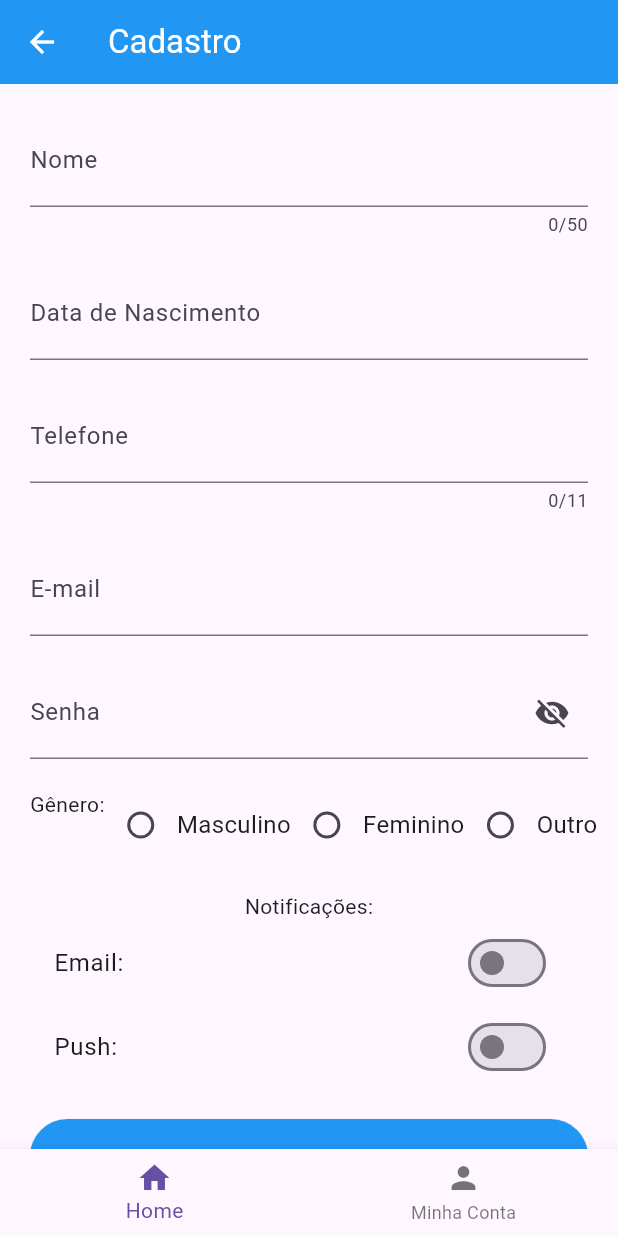
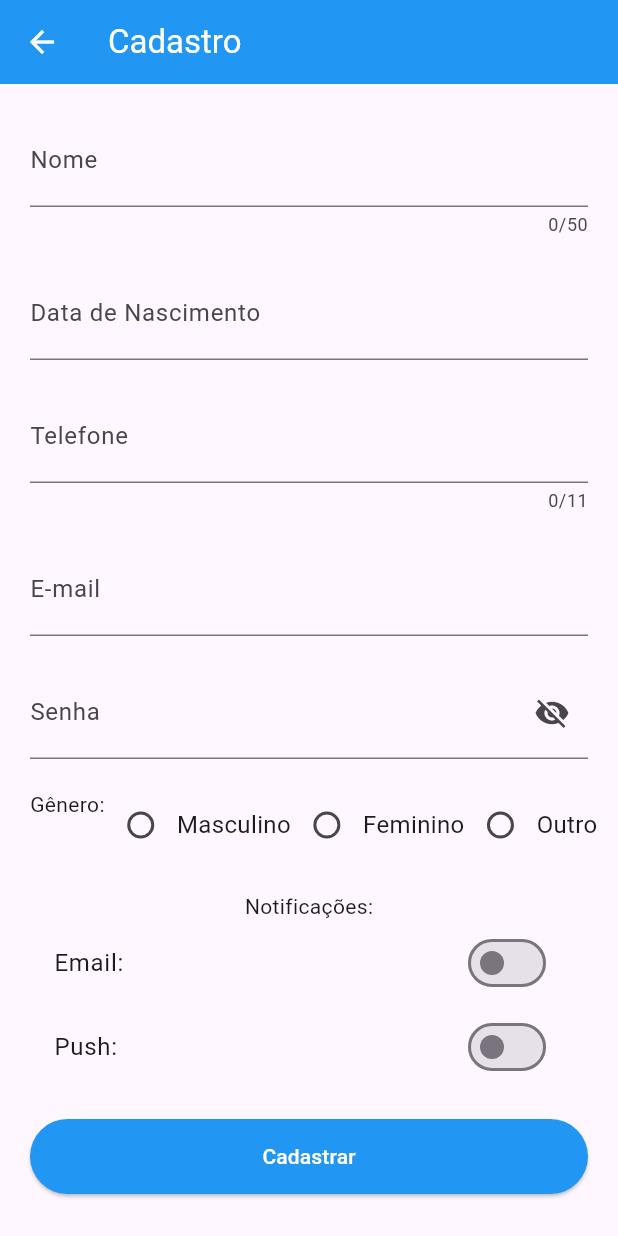
Before and after one commit to catfmcastro/LDDM_2024, a Flutter app: the screen it shows after launch, after a tap on "Criar conta", on a phone screen of 412 x 824 dp. Run offline on Flutter 3.47's test engine with Material 3 defaults, Android fonts, the phone set to English and light mode, and no system bars.

Commit message:
almost done

```diff
--- /dev/null
+++ b/atividades/pratica03/pratica03/lib/About.dart
@@ -0,0 +1,8 @@
+import 'package:flutter/material.dart';
+
+class About extends StatelessWidget {
+  @override
+  Widget build(BuildContext context) {
+    return const Text("About page");
+  }
+}
--- /dev/null
+++ b/atividades/pratica03/pratica03/lib/Home.dart
@@ -0,0 +1,8 @@
+import 'package:flutter/material.dart';
+
+class Home extends StatelessWidget {
+  @override
+  Widget build(BuildContext context) {
+    return const Text("Minha home");
+  }
+}
--- a/atividades/pratica03/pratica03/lib/Login.dart
+++ b/atividades/pratica03/pratica03/lib/Login.dart
@@ -7,25 +7,13 @@ class Login extends StatelessWidget {
   @override
   Widget build(BuildContext context) {
     return MaterialApp(
-        title: 'Prática 01 - Interface',
+        title: 'Login',
         home: Scaffold(
           appBar: AppBar(
             backgroundColor: Colors.blue,
             title: const Text("Login", style: TextStyle(color: Colors.white)),
             iconTheme: IconThemeData(color: Colors.white),),
           drawer: Drawer(),
-          bottomNavigationBar:
-              BottomNavigationBar(
-                items: <BottomNavigationBarItem>[
-                  BottomNavigationBarItem(
-                    icon: Icon(Icons.home),
-                    label: "Home"
-                  ),
-                  BottomNavigationBarItem(
-                    icon: Icon(Icons.person),
-                    label: "Minha Conta")
-                ]
-              ),
           body: Center(
             child: Container(
               width: 200,
--- a/atividades/pratica03/pratica03/lib/SignIn.dart
+++ b/atividades/pratica03/pratica03/lib/SignIn.dart
@@ -6,7 +6,7 @@ class SignIn extends StatelessWidget {
   @override
   Widget build(BuildContext context) {
     return MaterialApp(
-        title: 'Prática 02 - Cadastro',
+        title: 'Cadastro',
         home: Scaffold(
             appBar: AppBar(
               backgroundColor: Colors.blue,
@@ -18,12 +18,6 @@ class SignIn extends StatelessWidget {
                   Navigator.pop(context);
                 },)
             ),
-            bottomNavigationBar:
-                BottomNavigationBar(items: <BottomNavigationBarItem>[
-              BottomNavigationBarItem(icon: Icon(Icons.home), label: "Home"),
-              BottomNavigationBarItem(
-                  icon: Icon(Icons.person), label: "Minha Conta")
-            ]),
             body: Center(
               child: SingleChildScrollView(
                   child: Padding(
--- a/atividades/pratica03/pratica03/lib/main.dart
+++ b/atividades/pratica03/pratica03/lib/main.dart
@@ -6,12 +6,44 @@
 */
 
 import 'package:flutter/material.dart';
+import 'package:pratica03/About.dart';
+import 'package:pratica03/Home.dart';
 import 'Login.dart';
 
 void main() {
-  runApp(
-    MaterialApp(
-      home: Login(),
-    )
-  );
+  runApp(MaterialApp(
+    home: MainPage(),
+  ));
 }
+
+class MainPage extends StatefulWidget {
+  @override
+  _MainPageState createState() => _MainPageState();
+}
+
+class _MainPageState extends State<MainPage> {
+  int _currentIndex = 0;
+
+  @override
+  Widget build(BuildContext context) {
+    return Scaffold(
+      body: IndexedStack(
+        children: [Login(), Home(), About()],
+      ),
+      bottomNavigationBar: BottomNavigationBar(
+        currentIndex: _currentIndex,
+        items: const [
+          BottomNavigationBarItem(icon: Icon(Icons.person), label: "Login"),
+          BottomNavigationBarItem(icon: Icon(Icons.home), label: "Home"),
+          BottomNavigationBarItem(
+              icon: Icon(Icons.account_balance), label: "About"),
+        ],
+        onTap: (index) {
+          setState(() {
+            _currentIndex = index;
+          });
+        },
+      ),
+    );
+  }
+}
```
